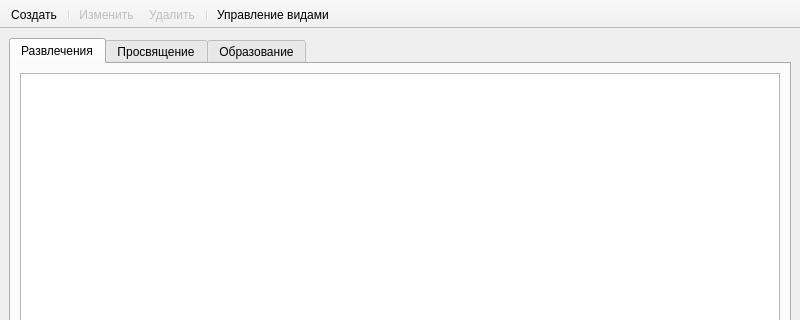
NTO-2nd-stage-ABP/ccms, file app/ui/main_window.ui: the form before one commit; both pictures show x 0 to 800 and y 0 to 320 of the 800 by 600 pixel window.
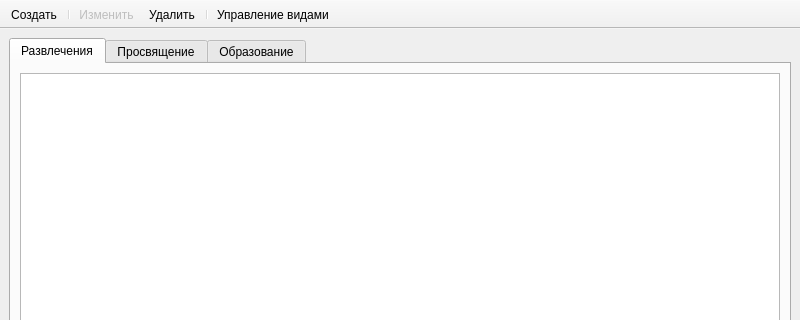
The form after the commit. Icons and pictures are not drawn.

Commit message: delete functionality

What changed in the file:
```diff
--- a/app/ui/main_window.ui
+++ b/app/ui/main_window.ui
@@ -154,9 +154,6 @@
    </property>
   </action>
   <action name="delete_action">
-   <property name="enabled">
-    <bool>false</bool>
-   </property>
    <property name="icon">
     <iconset>
      <normaloff>resourses/delete.png</normaloff>resourses/delete.png</iconset>
```
Left out of the diff: 9 changed lines with no effect on the pictures. The commit also changes 2 other files.
